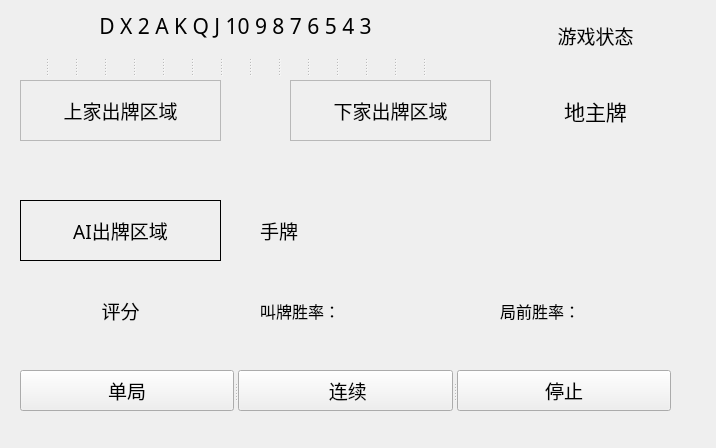
This is MainWindow.ui in girgle/DouZero_For_New_HLDDZ as Qt 5 draws it before an edit. The edited form follows.
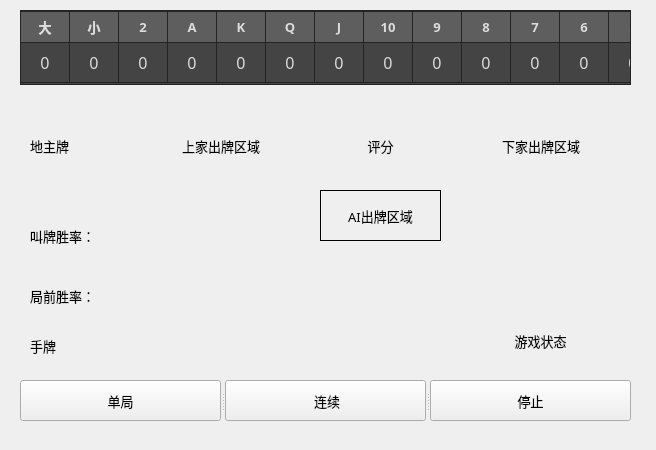
This is the edited form.

```diff
--- a/MainWindow.ui
+++ b/MainWindow.ui
@@ -6,8 +6,8 @@
    <rect>
     <x>0</x>
     <y>0</y>
-    <width>716</width>
-    <height>448</height>
+    <width>656</width>
+    <height>450</height>
    </rect>
   </property>
   <property name="font">
@@ -28,16 +28,16 @@
   <widget class="QLabel" name="WinRate">
    <property name="geometry">
     <rect>
-     <x>20</x>
-     <y>280</y>
-     <width>201</width>
-     <height>61</height>
+     <x>320</x>
+     <y>120</y>
+     <width>121</width>
+     <height>51</height>
     </rect>
    </property>
    <property name="font">
     <font>
-     <family>等线</family>
-     <pointsize>14</pointsize>
+     <family>微软雅黑</family>
+     <pointsize>10</pointsize>
      <weight>50</weight>
      <italic>false</italic>
      <bold>false</bold>
@@ -53,16 +53,16 @@
   <widget class="QLabel" name="UserHandCards">
    <property name="geometry">
     <rect>
-     <x>260</x>
-     <y>210</y>
-     <width>421</width>
-     <height>41</height>
+     <x>30</x>
+     <y>330</y>
+     <width>351</width>
+     <height>31</height>
     </rect>
    </property>
    <property name="font">
     <font>
-     <family>等线</family>
-     <pointsize>14</pointsize>
+     <family>微软雅黑</family>
+     <pointsize>10</pointsize>
      <weight>50</weight>
      <italic>false</italic>
      <bold>false</bold>
@@ -75,153 +75,19 @@
     <set>Qt::AlignLeading|Qt::AlignLeft|Qt::AlignVCenter</set>
    </property>
   </widget>
-  <widget class="QFrame" name="LPlayer">
-   <property name="geometry">
-    <rect>
-     <x>20</x>
-     <y>80</y>
-     <width>201</width>
-     <height>61</height>
-    </rect>
-   </property>
-   <property name="font">
-    <font>
-     <family>等线</family>
-     <pointsize>9</pointsize>
-     <weight>50</weight>
-     <italic>false</italic>
-     <bold>false</bold>
-    </font>
-   </property>
-   <property name="frameShape">
-    <enum>QFrame::StyledPanel</enum>
-   </property>
-   <property name="frameShadow">
-    <enum>QFrame::Raised</enum>
-   </property>
-  </widget>
-  <widget class="QFrame" name="RPlayer">
-   <property name="geometry">
-    <rect>
-     <x>290</x>
-     <y>80</y>
-     <width>201</width>
-     <height>61</height>
-    </rect>
-   </property>
-   <property name="font">
-    <font>
-     <family>等线</family>
-     <pointsize>16</pointsize>
-     <weight>50</weight>
-     <italic>false</italic>
-     <bold>false</bold>
-    </font>
-   </property>
-   <property name="frameShape">
-    <enum>QFrame::StyledPanel</enum>
-   </property>
-   <property name="frameShadow">
-    <enum>QFrame::Raised</enum>
-   </property>
-   <widget class="QLabel" name="RPlayedCard">
-    <property name="geometry">
-     <rect>
-      <x>0</x>
-      <y>0</y>
-      <width>201</width>
-      <height>61</height>
-     </rect>
-    </property>
-    <property name="font">
-     <font>
-      <family>等线</family>
-      <pointsize>14</pointsize>
-      <weight>50</weight>
-      <italic>false</italic>
-      <bold>false</bold>
-     </font>
-    </property>
-    <property name="text">
-     <string>下家出牌区域</string>
-    </property>
-    <property name="alignment">
-     <set>Qt::AlignCenter</set>
-    </property>
-   </widget>
-  </widget>
-  <widget class="QFrame" name="Player">
-   <property name="geometry">
-    <rect>
-     <x>20</x>
-     <y>200</y>
-     <width>201</width>
-     <height>61</height>
-    </rect>
-   </property>
-   <property name="font">
-    <font>
-     <family>等线</family>
-     <pointsize>9</pointsize>
-     <weight>50</weight>
-     <italic>false</italic>
-     <bold>false</bold>
-    </font>
-   </property>
-   <property name="frameShape">
-    <enum>QFrame::StyledPanel</enum>
-   </property>
-   <property name="frameShadow">
-    <enum>QFrame::Raised</enum>
-   </property>
-   <widget class="QLabel" name="PredictedCard">
-    <property name="geometry">
-     <rect>
-      <x>0</x>
-      <y>0</y>
-      <width>201</width>
-      <height>61</height>
-     </rect>
-    </property>
-    <property name="font">
-     <font>
-      <family>等线</family>
-      <pointsize>14</pointsize>
-      <weight>50</weight>
-      <italic>false</italic>
-      <bold>false</bold>
-     </font>
-    </property>
-    <property name="styleSheet">
-     <string notr="true"/>
-    </property>
-    <property name="frameShape">
-     <enum>QFrame::Panel</enum>
-    </property>
-    <property name="lineWidth">
-     <number>1</number>
-    </property>
-    <property name="text">
-     <string>AI出牌区域</string>
-    </property>
-    <property name="alignment">
-     <set>Qt::AlignCenter</set>
-    </property>
-   </widget>
-  </widget>
   <widget class="QLabel" name="ThreeLandlordCards">
    <property name="geometry">
     <rect>
-     <x>520</x>
-     <y>80</y>
-     <width>151</width>
-     <height>61</height>
+     <x>30</x>
+     <y>120</y>
+     <width>121</width>
+     <height>51</height>
     </rect>
    </property>
    <property name="font">
     <font>
-     <family>等线</family>
-     <pointsize>16</pointsize>
+     <family>微软雅黑</family>
+     <pointsize>10</pointsize>
      <weight>50</weight>
      <italic>false</italic>
      <bold>false</bold>
@@ -231,22 +97,22 @@
     <string>地主牌</string>
    </property>
    <property name="alignment">
-    <set>Qt::AlignCenter</set>
+    <set>Qt::AlignLeading|Qt::AlignLeft|Qt::AlignVCenter</set>
    </property>
   </widget>
   <widget class="QLabel" name="BidWinrate">
    <property name="geometry">
     <rect>
-     <x>260</x>
-     <y>290</y>
-     <width>171</width>
-     <height>41</height>
+     <x>30</x>
+     <y>220</y>
+     <width>161</width>
+     <height>31</height>
     </rect>
    </property>
    <property name="font">
     <font>
-     <family>等线</family>
-     <pointsize>12</pointsize>
+     <family>微软雅黑</family>
+     <pointsize>10</pointsize>
      <weight>50</weight>
      <italic>false</italic>
      <bold>false</bold>
@@ -259,16 +125,16 @@
   <widget class="QLabel" name="PreWinrate">
    <property name="geometry">
     <rect>
-     <x>500</x>
-     <y>290</y>
-     <width>171</width>
-     <height>41</height>
+     <x>30</x>
+     <y>280</y>
+     <width>161</width>
+     <height>31</height>
     </rect>
    </property>
    <property name="font">
     <font>
-     <family>等线</family>
-     <pointsize>12</pointsize>
+     <family>微软雅黑</family>
+     <pointsize>10</pointsize>
      <weight>50</weight>
      <italic>false</italic>
      <bold>false</bold>
@@ -281,16 +147,16 @@
   <widget class="QLabel" name="label">
    <property name="geometry">
     <rect>
-     <x>520</x>
-     <y>10</y>
-     <width>151</width>
-     <height>51</height>
+     <x>490</x>
+     <y>320</y>
+     <width>101</width>
+     <height>41</height>
     </rect>
    </property>
    <property name="font">
     <font>
-     <family>等线</family>
-     <pointsize>14</pointsize>
+     <family>微软雅黑</family>
+     <pointsize>10</pointsize>
      <weight>50</weight>
      <italic>false</italic>
      <bold>false</bold>
@@ -306,16 +172,16 @@
   <widget class="QLabel" name="LPlayedCard">
    <property name="geometry">
     <rect>
-     <x>20</x>
-     <y>80</y>
-     <width>201</width>
-     <height>61</height>
+     <x>170</x>
+     <y>120</y>
+     <width>102</width>
+     <height>51</height>
     </rect>
    </property>
    <property name="font">
     <font>
-     <family>等线</family>
-     <pointsize>14</pointsize>
+     <family>微软雅黑</family>
+     <pointsize>10</pointsize>
      <weight>50</weight>
      <italic>false</italic>
      <bold>false</bold>
@@ -328,40 +194,12 @@
     <set>Qt::AlignCenter</set>
    </property>
   </widget>
-  <widget class="QLabel" name="CardsRecorder">
-   <property name="geometry">
-    <rect>
-     <x>20</x>
-     <y>10</y>
-     <width>431</width>
-     <height>31</height>
-    </rect>
-   </property>
-   <property name="font">
-    <font>
-     <family>黑体</family>
-     <pointsize>16</pointsize>
-     <weight>50</weight>
-     <italic>false</italic>
-     <bold>false</bold>
-    </font>
-   </property>
-   <property name="styleSheet">
-    <string notr="true"/>
-   </property>
-   <property name="text">
-    <string>D X 2 A K Q J 10 9 8 7 6 5 4 3</string>
-   </property>
-   <property name="alignment">
-    <set>Qt::AlignCenter</set>
-   </property>
-  </widget>
   <widget class="QSplitter" name="splitter_2">
    <property name="geometry">
     <rect>
      <x>20</x>
-     <y>370</y>
-     <width>651</width>
+     <y>380</y>
+     <width>611</width>
      <height>41</height>
     </rect>
    </property>
@@ -371,8 +209,8 @@
    <widget class="QPushButton" name="SingleButton">
     <property name="font">
      <font>
-      <family>等线</family>
-      <pointsize>14</pointsize>
+      <family>微软雅黑</family>
+      <pointsize>10</pointsize>
       <weight>50</weight>
       <italic>false</italic>
       <bold>false</bold>
@@ -385,8 +223,8 @@
    <widget class="QPushButton" name="LoopButton">
     <property name="font">
      <font>
-      <family>等线</family>
-      <pointsize>14</pointsize>
+      <family>微软雅黑</family>
+      <pointsize>10</pointsize>
       <weight>50</weight>
       <italic>false</italic>
       <bold>false</bold>
@@ -399,8 +237,8 @@
    <widget class="QPushButton" name="StopButton">
     <property name="font">
      <font>
-      <family>等线</family>
-      <pointsize>14</pointsize>
+      <family>微软雅黑</family>
+      <pointsize>10</pointsize>
       <weight>50</weight>
       <italic>false</italic>
       <bold>false</bold>
@@ -411,318 +249,527 @@
     </property>
    </widget>
   </widget>
-  <widget class="QSplitter" name="splitter">
+  <widget class="QTableWidget" name="tableWidget">
    <property name="geometry">
     <rect>
      <x>20</x>
-     <y>50</y>
-     <width>431</width>
-     <height>31</height>
+     <y>10</y>
+     <width>611</width>
+     <height>75</height>
     </rect>
    </property>
-   <property name="orientation">
-    <enum>Qt::Horizontal</enum>
+   <property name="maximumSize">
+    <size>
+     <width>16777215</width>
+     <height>75</height>
+    </size>
    </property>
-   <widget class="QLabel" name="label_D">
+   <property name="font">
+    <font>
+     <family>微软雅黑</family>
+     <pointsize>12</pointsize>
+     <weight>50</weight>
+     <italic>false</italic>
+     <bold>false</bold>
+    </font>
+   </property>
+   <property name="layoutDirection">
+    <enum>Qt::LeftToRight</enum>
+   </property>
+   <property name="styleSheet">
+    <string notr="true">QTableWidget{
+color:#DCDCDC;
+background:#444444;
+border:1px solid #242424;
+alternate-background-color:#525252;
+gridline-color:#242424;
+}
+ 
+QTableWidget::item:selected{
+color:#DCDCDC;
+background:qlineargradient(spread:pad,x1:0,y1:0,x2:0,y2:1,stop:0 #484848,stop:1 #383838);
+}
+ 
+QTableWidget::item:hover{
+background:#5B5B5B;
+}
+QHeaderView::section{
+text-align:center;
+background:#5E5E5E;
+padding:3px;
+margin:0px;
+color:#DCDCDC;
+border:1px solid #242424;
+border-left-width:0;
+}
+ 
+QScrollBar:vertical{
+background:#484848;
+padding:0px;
+border-radius:6px;
+max-width:12px;
+}
+ 
+ 
+QScrollBar::handle:vertical{
+background:#CCCCCC;
+}
+ 
+QScrollBar::handle:hover:vertical,QScrollBar::handle:pressed:vertical{
+background:#A7A7A7;
+}
+QScrollBar::sub-page:vertical{
+background:444444;
+}
+ 
+ 
+QScrollBar::add-page:vertical{
+background:5B5B5B;
+}
+ 
+QScrollBar::add-line:vertical{
+background:none;
+}
+QScrollBar::sub-line:vertical{
+background:none;
+}</string>
+   </property>
+   <property name="frameShadow">
+    <enum>QFrame::Sunken</enum>
+   </property>
+   <property name="midLineWidth">
+    <number>-1</number>
+   </property>
+   <property name="verticalScrollBarPolicy">
+    <enum>Qt::ScrollBarAlwaysOff</enum>
+   </property>
+   <property name="horizontalScrollBarPolicy">
+    <enum>Qt::ScrollBarAlwaysOff</enum>
+   </property>
+   <property name="autoScroll">
+    <bool>false</bool>
+   </property>
+   <property name="editTriggers">
+    <set>QAbstractItemView::NoEditTriggers</set>
+   </property>
+   <property name="selectionMode">
+    <enum>QAbstractItemView::NoSelection</enum>
+   </property>
+   <property name="selectionBehavior">
+    <enum>QAbstractItemView::SelectRows</enum>
+   </property>
+   <property name="textElideMode">
+    <enum>Qt::ElideNone</enum>
+   </property>
+   <attribute name="horizontalHeaderVisible">
+    <bool>true</bool>
+   </attribute>
+   <attribute name="horizontalHeaderCascadingSectionResizes">
+    <bool>true</bool>
+   </attribute>
+   <attribute name="horizontalHeaderDefaultSectionSize">
+    <number>41</number>
+   </attribute>
+   <attribute name="horizontalHeaderStretchLastSection">
+    <bool>true</bool>
+   </attribute>
+   <attribute name="verticalHeaderVisible">
+    <bool>false</bool>
+   </attribute>
+   <attribute name="verticalHeaderCascadingSectionResizes">
+    <bool>false</bool>
+   </attribute>
+   <attribute name="verticalHeaderMinimumSectionSize">
+    <number>40</number>
+   </attribute>
+   <attribute name="verticalHeaderDefaultSectionSize">
+    <number>40</number>
+   </attribute>
+   <attribute name="verticalHeaderHighlightSections">
+    <bool>true</bool>
+   </attribute>
+   <attribute name="verticalHeaderShowSortIndicator" stdset="0">
+    <bool>false</bool>
+   </attribute>
+   <row>
+    <property name="text">
+     <string/>
+    </property>
+   </row>
+   <column>
+    <property name="text">
+     <string>大</string>
+    </property>
     <property name="font">
      <font>
-      <family>黑体</family>
-      <pointsize>16</pointsize>
+      <family>微软雅黑</family>
+      <pointsize>10</pointsize>
       <weight>75</weight>
-      <italic>false</italic>
       <bold>true</bold>
      </font>
     </property>
-    <property name="styleSheet">
-     <string notr="true">color: rgb(255, 0, 0);</string>
-    </property>
+   </column>
+   <column>
     <property name="text">
-     <string/>
+     <string>小</string>
     </property>
-    <property name="alignment">
-     <set>Qt::AlignCenter</set>
-    </property>
-   </widget>
-   <widget class="QLabel" name="label_X">
     <property name="font">
      <font>
-      <family>黑体</family>
-      <pointsize>16</pointsize>
+      <family>微软雅黑</family>
+      <pointsize>10</pointsize>
       <weight>75</weight>
-      <italic>false</italic>
       <bold>true</bold>
      </font>
     </property>
-    <property name="styleSheet">
-     <string notr="true">color: rgb(255, 0, 0);</string>
-    </property>
+   </column>
+   <column>
     <property name="text">
-     <string/>
+     <string>2</string>
     </property>
-    <property name="alignment">
-     <set>Qt::AlignCenter</set>
-    </property>
-   </widget>
-   <widget class="QLabel" name="label_2">
     <property name="font">
      <font>
-      <family>黑体</family>
-      <pointsize>16</pointsize>
+      <family>微软雅黑</family>
+      <pointsize>10</pointsize>
       <weight>75</weight>
-      <italic>false</italic>
       <bold>true</bold>
      </font>
     </property>
-    <property name="styleSheet">
-     <string notr="true">color: rgb(255, 0, 0);</string>
-    </property>
+   </column>
+   <column>
     <property name="text">
-     <string/>
+     <string>A</string>
     </property>
-    <property name="alignment">
-     <set>Qt::AlignCenter</set>
-    </property>
-   </widget>
-   <widget class="QLabel" name="label_A">
     <property name="font">
      <font>
-      <family>黑体</family>
-      <pointsize>16</pointsize>
+      <family>微软雅黑</family>
+      <pointsize>10</pointsize>
       <weight>75</weight>
-      <italic>false</italic>
       <bold>true</bold>
      </font>
     </property>
-    <property name="styleSheet">
-     <string notr="true">color: rgb(255, 0, 0);</string>
-    </property>
+   </column>
+   <column>
     <property name="text">
-     <string/>
+     <string>K</string>
     </property>
-    <property name="alignment">
-     <set>Qt::AlignCenter</set>
-    </property>
-   </widget>
-   <widget class="QLabel" name="label_K">
     <property name="font">
      <font>
-      <family>黑体</family>
-      <pointsize>16</pointsize>
+      <family>微软雅黑</family>
+      <pointsize>10</pointsize>
       <weight>75</weight>
-      <italic>false</italic>
       <bold>true</bold>
      </font>
     </property>
-    <property name="styleSheet">
-     <string notr="true">color: rgb(255, 0, 0);</string>
-    </property>
+   </column>
+   <column>
     <property name="text">
-     <string/>
+     <string>Q</string>
     </property>
-    <property name="alignment">
-     <set>Qt::AlignCenter</set>
-    </property>
-   </widget>
-   <widget class="QLabel" name="label_Q">
     <property name="font">
      <font>
-      <family>黑体</family>
-      <pointsize>16</pointsize>
+      <family>微软雅黑</family>
+      <pointsize>10</pointsize>
       <weight>75</weight>
-      <italic>false</italic>
       <bold>true</bold>
      </font>
     </property>
-    <property name="styleSheet">
-     <string notr="true">color: rgb(255, 0, 0);</string>
-    </property>
+   </column>
+   <column>
     <property name="text">
-     <string/>
+     <string>J</string>
     </property>
-    <property name="alignment">
-     <set>Qt::AlignCenter</set>
-    </property>
-   </widget>
-   <widget class="QLabel" name="label_J">
     <property name="font">
      <font>
-      <family>黑体</family>
-      <pointsize>16</pointsize>
+      <family>微软雅黑</family>
+      <pointsize>10</pointsize>
       <weight>75</weight>
-      <italic>false</italic>
       <bold>true</bold>
      </font>
     </property>
-    <property name="styleSheet">
-     <string notr="true">color: rgb(255, 0, 0);</string>
-    </property>
+   </column>
+   <column>
     <property name="text">
-     <string/>
+     <string>10</string>
     </property>
-    <property name="alignment">
-     <set>Qt::AlignCenter</set>
-    </property>
-   </widget>
-   <widget class="QLabel" name="label_T">
     <property name="font">
      <font>
-      <family>黑体</family>
-      <pointsize>16</pointsize>
+      <family>微软雅黑</family>
+      <pointsize>10</pointsize>
       <weight>75</weight>
-      <italic>false</italic>
       <bold>true</bold>
      </font>
     </property>
-    <property name="styleSheet">
-     <string notr="true">color: rgb(255, 0, 0);</string>
-    </property>
+   </column>
+   <column>
     <property name="text">
-     <string/>
+     <string>9</string>
     </property>
-    <property name="alignment">
-     <set>Qt::AlignCenter</set>
-    </property>
-   </widget>
-   <widget class="QLabel" name="label_9">
     <property name="font">
      <font>
-      <family>黑体</family>
-      <pointsize>16</pointsize>
+      <family>微软雅黑</family>
+      <pointsize>10</pointsize>
       <weight>75</weight>
-      <italic>false</italic>
       <bold>true</bold>
      </font>
     </property>
-    <property name="styleSheet">
-     <string notr="true">color: rgb(255, 0, 0);</string>
-    </property>
+   </column>
+   <column>
     <property name="text">
-     <string/>
+     <string>8</string>
     </property>
-    <property name="alignment">
-     <set>Qt::AlignCenter</set>
-    </property>
-   </widget>
-   <widget class="QLabel" name="label_8">
     <property name="font">
      <font>
-      <family>黑体</family>
-      <pointsize>16</pointsize>
+      <family>微软雅黑</family>
+      <pointsize>10</pointsize>
       <weight>75</weight>
-      <italic>false</italic>
       <bold>true</bold>
      </font>
     </property>
-    <property name="styleSheet">
-     <string notr="true">color: rgb(255, 0, 0);</string>
-    </property>
+   </column>
+   <column>
     <property name="text">
-     <string/>
+     <string>7</string>
     </property>
-    <property name="alignment">
-     <set>Qt::AlignCenter</set>
-    </property>
-   </widget>
-   <widget class="QLabel" name="label_7">
     <property name="font">
      <font>
-      <family>黑体</family>
-      <pointsize>16</pointsize>
+      <family>微软雅黑</family>
+      <pointsize>10</pointsize>
       <weight>75</weight>
-      <italic>false</italic>
       <bold>true</bold>
      </font>
     </property>
-    <property name="styleSheet">
-     <string notr="true">color: rgb(255, 0, 0);</string>
-    </property>
+   </column>
+   <column>
     <property name="text">
-     <string/>
+     <string>6</string>
     </property>
-    <property name="alignment">
-     <set>Qt::AlignCenter</set>
-    </property>
-   </widget>
-   <widget class="QLabel" name="label_6">
     <property name="font">
      <font>
-      <family>黑体</family>
-      <pointsize>16</pointsize>
+      <family>微软雅黑</family>
+      <pointsize>10</pointsize>
       <weight>75</weight>
-      <italic>false</italic>
       <bold>true</bold>
      </font>
     </property>
-    <property name="styleSheet">
-     <string notr="true">color: rgb(255, 0, 0);</string>
-    </property>
+   </column>
+   <column>
     <property name="text">
-     <string/>
+     <string>5</string>
     </property>
-    <property name="alignment">
-     <set>Qt::AlignCenter</set>
-    </property>
-   </widget>
-   <widget class="QLabel" name="label_5">
     <property name="font">
      <font>
-      <family>黑体</family>
-      <pointsize>16</pointsize>
+      <family>微软雅黑</family>
+      <pointsize>10</pointsize>
       <weight>75</weight>
-      <italic>false</italic>
       <bold>true</bold>
      </font>
     </property>
-    <property name="styleSheet">
-     <string notr="true">color: rgb(255, 0, 0);</string>
-    </property>
+   </column>
+   <column>
     <property name="text">
-     <string/>
+     <string>4</string>
     </property>
-    <property name="alignment">
-     <set>Qt::AlignCenter</set>
-    </property>
-   </widget>
-   <widget class="QLabel" name="label_4">
     <property name="font">
      <font>
-      <family>黑体</family>
-      <pointsize>16</pointsize>
+      <family>微软雅黑</family>
+      <pointsize>10</pointsize>
       <weight>75</weight>
-      <italic>false</italic>
       <bold>true</bold>
      </font>
     </property>
-    <property name="styleSheet">
-     <string notr="true">color: rgb(255, 0, 0);</string>
-    </property>
+   </column>
+   <column>
     <property name="text">
-     <string/>
+     <string>3</string>
     </property>
-    <property name="alignment">
-     <set>Qt::AlignCenter</set>
-    </property>
-   </widget>
-   <widget class="QLabel" name="label_3">
     <property name="font">
      <font>
-      <family>黑体</family>
-      <pointsize>16</pointsize>
+      <family>微软雅黑</family>
+      <pointsize>10</pointsize>
       <weight>75</weight>
-      <italic>false</italic>
       <bold>true</bold>
      </font>
     </property>
-    <property name="styleSheet">
-     <string notr="true">color: rgb(255, 0, 0);</string>
+   </column>
+   <item row="0" column="0">
+    <property name="text">
+     <string>0</string>
     </property>
+    <property name="textAlignment">
+     <set>AlignCenter</set>
+    </property>
+   </item>
+   <item row="0" column="1">
     <property name="text">
-     <string/>
+     <string>0</string>
     </property>
-    <property name="alignment">
-     <set>Qt::AlignCenter</set>
+    <property name="textAlignment">
+     <set>AlignCenter</set>
     </property>
-   </widget>
+   </item>
+   <item row="0" column="2">
+    <property name="text">
+     <string>0</string>
+    </property>
+    <property name="textAlignment">
+     <set>AlignCenter</set>
+    </property>
+   </item>
+   <item row="0" column="3">
+    <property name="text">
+     <string>0</string>
+    </property>
+    <property name="textAlignment">
+     <set>AlignCenter</set>
+    </property>
+   </item>
+   <item row="0" column="4">
+    <property name="text">
+     <string>0</string>
+    </property>
+    <property name="textAlignment">
+     <set>AlignCenter</set>
+    </property>
+   </item>
+   <item row="0" column="5">
+    <property name="text">
+     <string>0</string>
+    </property>
+    <property name="textAlignment">
+     <set>AlignCenter</set>
+    </property>
+   </item>
+   <item row="0" column="6">
+    <property name="text">
+     <string>0</string>
+    </property>
+    <property name="textAlignment">
+     <set>AlignCenter</set>
+    </property>
+   </item>
+   <item row="0" column="7">
+    <property name="text">
+     <string>0</string>
+    </property>
+    <property name="textAlignment">
+     <set>AlignCenter</set>
+    </property>
+   </item>
+   <item row="0" column="8">
+    <property name="text">
+     <string>0</string>
+    </property>
+    <property name="textAlignment">
+     <set>AlignCenter</set>
+    </property>
+   </item>
+   <item row="0" column="9">
+    <property name="text">
+     <string>0</string>
+    </property>
+    <property name="textAlignment">
+     <set>AlignCenter</set>
+    </property>
+   </item>
+   <item row="0" column="10">
+    <property name="text">
+     <string>0</string>
+    </property>
+    <property name="textAlignment">
+     <set>AlignCenter</set>
+    </property>
+   </item>
+   <item row="0" column="11">
+    <property name="text">
+     <string>0</string>
+    </property>
+    <property name="textAlignment">
+     <set>AlignCenter</set>
+    </property>
+   </item>
+   <item row="0" column="12">
+    <property name="text">
+     <string>0</string>
+    </property>
+    <property name="textAlignment">
+     <set>AlignCenter</set>
+    </property>
+   </item>
+   <item row="0" column="13">
+    <property name="text">
+     <string>0</string>
+    </property>
+    <property name="textAlignment">
+     <set>AlignCenter</set>
+    </property>
+   </item>
+   <item row="0" column="14">
+    <property name="text">
+     <string>0</string>
+    </property>
+    <property name="textAlignment">
+     <set>AlignCenter</set>
+    </property>
+   </item>
+  </widget>
+  <widget class="QLabel" name="RPlayedCard">
+   <property name="geometry">
+    <rect>
+     <x>490</x>
+     <y>120</y>
+     <width>102</width>
+     <height>51</height>
+    </rect>
+   </property>
+   <property name="font">
+    <font>
+     <family>微软雅黑</family>
+     <pointsize>10</pointsize>
+     <weight>50</weight>
+     <italic>false</italic>
+     <bold>false</bold>
+    </font>
+   </property>
+   <property name="text">
+    <string>下家出牌区域</string>
+   </property>
+   <property name="alignment">
+    <set>Qt::AlignCenter</set>
+   </property>
+  </widget>
+  <widget class="QLabel" name="PredictedCard">
+   <property name="geometry">
+    <rect>
+     <x>320</x>
+     <y>190</y>
+     <width>121</width>
+     <height>51</height>
+    </rect>
+   </property>
+   <property name="font">
+    <font>
+     <family>微软雅黑</family>
+     <pointsize>10</pointsize>
+     <weight>50</weight>
+     <italic>false</italic>
+     <bold>false</bold>
+    </font>
+   </property>
+   <property name="styleSheet">
+    <string notr="true"/>
+   </property>
+   <property name="frameShape">
+    <enum>QFrame::Panel</enum>
+   </property>
+   <property name="lineWidth">
+    <number>1</number>
+   </property>
+   <property name="text">
+    <string>AI出牌区域</string>
+   </property>
+   <property name="alignment">
+    <set>Qt::AlignCenter</set>
+   </property>
   </widget>
  </widget>
  <resources>
```
